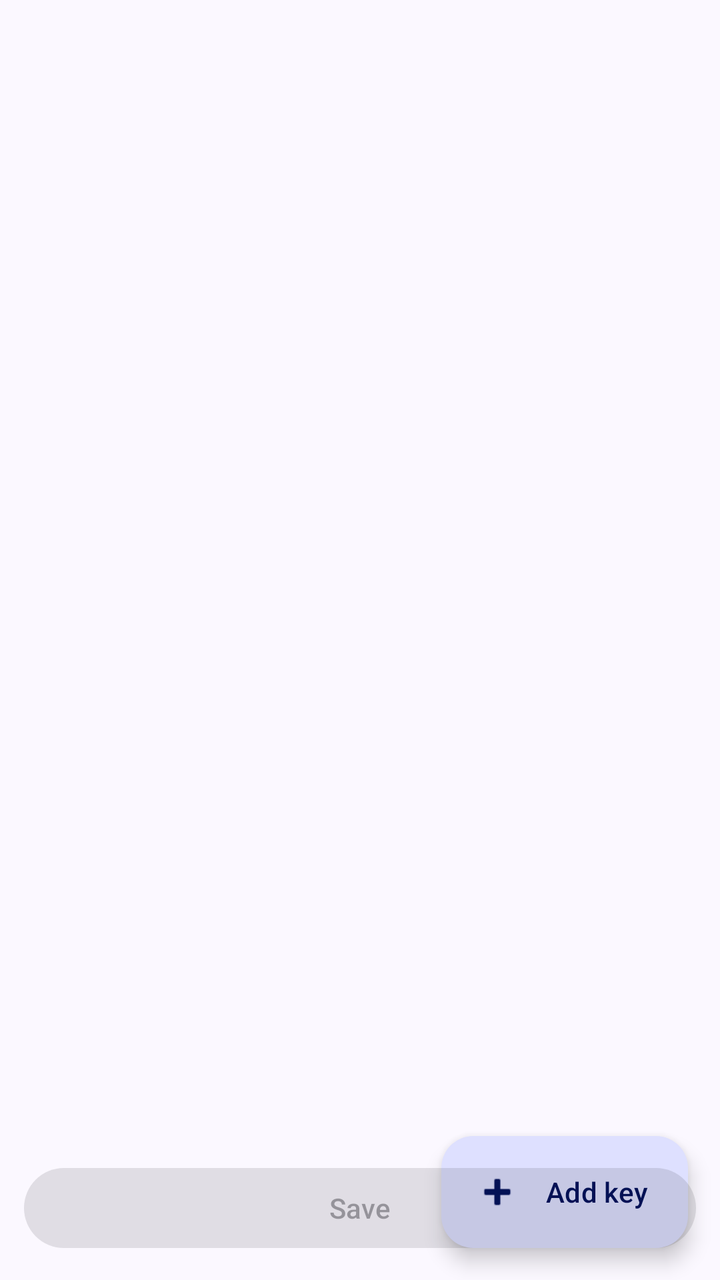
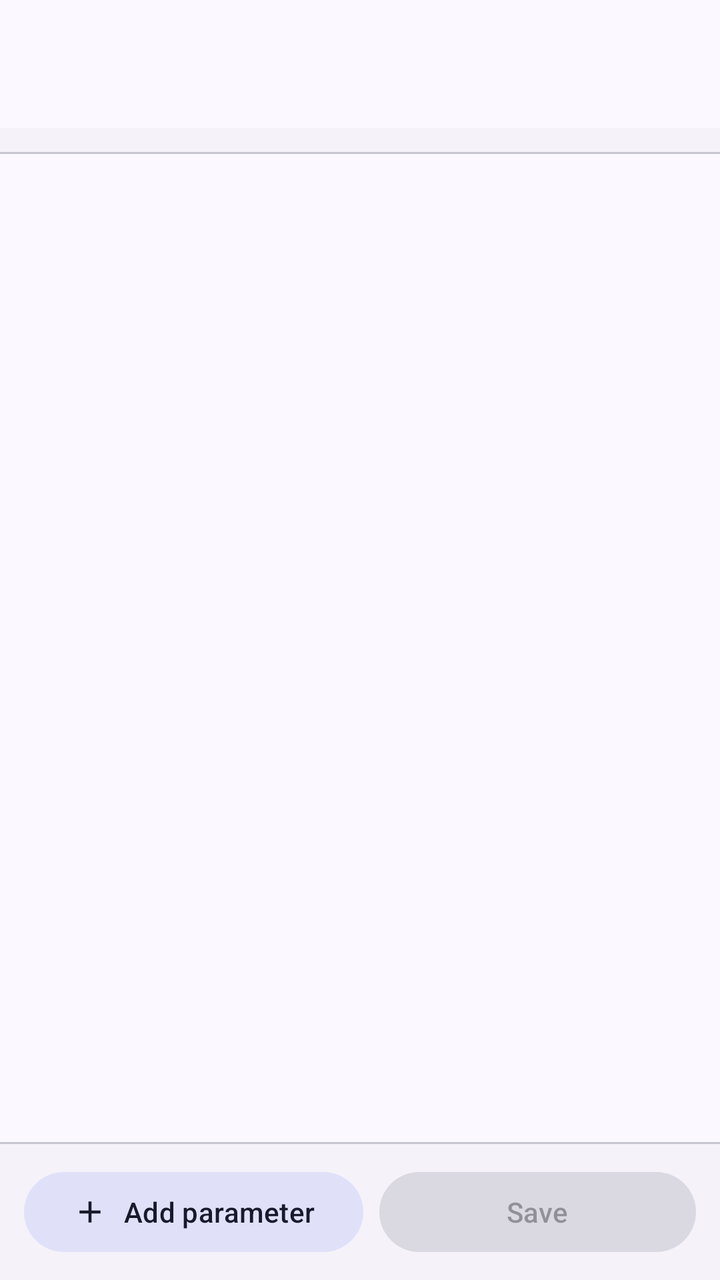

An Android layout rendered at two revisions. The XML below is the earlier revision; the diff shows what the commit changed to produce the second picture.
<!-- AndroidManifest.xml: application theme Theme.Tincstack -->
<!-- res/layout/activity_config_editor.xml -->
<?xml version="1.0" encoding="utf-8"?>
<androidx.coordinatorlayout.widget.CoordinatorLayout xmlns:android="http://schemas.android.com/apk/res/android"
	xmlns:app="http://schemas.android.com/apk/res-auto"
	android:id="@+id/config_root"
	android:layout_width="match_parent"
	android:layout_height="match_parent">

	<LinearLayout
		android:layout_width="match_parent"
		android:layout_height="match_parent"
		android:orientation="vertical">

		<com.google.android.material.appbar.AppBarLayout
			android:layout_width="match_parent"
			android:layout_height="wrap_content">

			<com.google.android.material.appbar.MaterialToolbar
				android:id="@+id/toolbar"
				android:layout_width="match_parent"
				android:layout_height="?attr/actionBarSize" />
		</com.google.android.material.appbar.AppBarLayout>

		<androidx.recyclerview.widget.RecyclerView
			android:id="@+id/config_list"
			android:layout_width="match_parent"
			android:layout_height="0dp"
			android:layout_weight="1"
			android:clipToPadding="false"
			android:paddingBottom="96dp" />

		<com.google.android.material.floatingactionbutton.ExtendedFloatingActionButton
			android:id="@+id/config_add"
			android:layout_width="wrap_content"
			android:layout_height="wrap_content"
			android:layout_gravity="bottom|end"
			android:layout_margin="16dp"
			android:text="@string/config_add_key"
			app:icon="@android:drawable/ic_input_add" />
	</LinearLayout>

	<com.google.android.material.button.MaterialButton
		android:id="@+id/config_save"
		android:layout_width="match_parent"
		android:layout_height="wrap_content"
		android:layout_gravity="bottom"
		android:layout_margin="12dp"
		android:enabled="false"
		android:text="@string/action_save" />
</androidx.coordinatorlayout.widget.CoordinatorLayout>
<!-- resources referenced by this layout -->
<resources>
  <string name="action_save">Save</string>
  <string name="config_add_key">Add key</string>
  <style name="Theme.Tincstack" parent="Base.Theme.Tincstack" />
  <color name="md_primary">#4355B9</color>
  <color name="md_on_primary">#FFFFFF</color>
  <color name="md_primary_container">#DEE0FF</color>
  <color name="md_on_primary_container">#00105C</color>
  <color name="md_secondary">#5B5D72</color>
  <color name="md_on_secondary">#FFFFFF</color>
  <color name="md_secondary_container">#E0E1F9</color>
  <color name="md_on_secondary_container">#181A2C</color>
  <color name="md_tertiary">#77536D</color>
  <color name="md_on_tertiary">#FFFFFF</color>
  <color name="md_tertiary_container">#FFD7F1</color>
  <color name="md_on_tertiary_container">#2D1228</color>
  <color name="md_error">#BA1A1A</color>
  <color name="md_on_error">#FFFFFF</color>
  <color name="md_error_container">#FFDAD6</color>
  <color name="md_on_error_container">#410002</color>
  <color name="md_background">#FBF8FF</color>
  <color name="md_on_background">#1B1B21</color>
  <color name="md_surface">#FBF8FF</color>
  <color name="md_on_surface">#1B1B21</color>
  <color name="md_surface_variant">#E3E1EC</color>
  <color name="md_on_surface_variant">#46464F</color>
  <color name="md_outline">#767680</color>
  <color name="md_outline_variant">#C7C5D0</color>
  <color name="md_surface_container_lowest">#FFFFFF</color>
  <color name="md_surface_container_low">#F5F2FA</color>
  <color name="md_surface_container">#EFEDF4</color>
  <color name="md_surface_container_high">#E9E7EF</color>
  <color name="md_surface_container_highest">#E4E1E9</color>
  <color name="md_inverse_surface">#303036</color>
  <color name="md_inverse_on_surface">#F3F0F7</color>
  <color name="md_inverse_primary">#BAC3FF</color>
  <!-- unchanged entries left out for length: 1 -->
</resources>

<!-- the commit's change to res/layout/activity_config_editor.xml (unified diff, before → after) -->
@@ -3,7 +3,8 @@
 	xmlns:app="http://schemas.android.com/apk/res-auto"
 	android:id="@+id/config_root"
 	android:layout_width="match_parent"
-	android:layout_height="match_parent">
+	android:layout_height="match_parent"
+	android:background="?attr/colorSurface">
 
 	<LinearLayout
 		android:layout_width="match_parent"
@@ -12,7 +13,8 @@
 
 		<com.google.android.material.appbar.AppBarLayout
 			android:layout_width="match_parent"
-			android:layout_height="wrap_content">
+			android:layout_height="wrap_content"
+			android:background="?attr/colorSurface">
 
 			<com.google.android.material.appbar.MaterialToolbar
 				android:id="@+id/toolbar"
@@ -20,30 +22,144 @@
 				android:layout_height="?attr/actionBarSize" />
 		</com.google.android.material.appbar.AppBarLayout>
 
-		<androidx.recyclerview.widget.RecyclerView
-			android:id="@+id/config_list"
+		
+		<HorizontalScrollView
+			android:id="@+id/config_scope_scroll"
+			android:layout_width="match_parent"
+			android:layout_height="wrap_content"
+			android:background="?attr/colorSurfaceContainerLow"
+			android:clipToPadding="false"
+			android:paddingStart="16dp"
+			android:paddingTop="6dp"
+			android:paddingEnd="16dp"
+			android:paddingBottom="6dp"
+			android:scrollbars="none">
+
+			<com.google.android.material.chip.ChipGroup
+				android:id="@+id/config_scope_chips"
+				android:layout_width="wrap_content"
+				android:layout_height="wrap_content"
+				app:selectionRequired="true"
+				app:singleLine="true"
+				app:singleSelection="true" />
+		</HorizontalScrollView>
+
+		
+		<LinearLayout
+			android:id="@+id/config_quick_bar"
+			android:layout_width="match_parent"
+			android:layout_height="wrap_content"
+			android:background="?attr/colorSurface"
+			android:orientation="vertical"
+			android:paddingStart="16dp"
+			android:paddingTop="6dp"
+			android:paddingEnd="16dp"
+			android:paddingBottom="4dp"
+			android:visibility="gone">
+
+			<TextView
+				android:layout_width="wrap_content"
+				android:layout_height="wrap_content"
+				android:text="@string/config_quick_add_label"
+				android:textAppearance="?attr/textAppearanceLabelMedium"
+				android:textColor="?attr/colorOnSurfaceVariant" />
+
+			<HorizontalScrollView
+				android:layout_width="match_parent"
+				android:layout_height="wrap_content"
+				android:clipToPadding="false"
+				android:scrollbars="none">
+
+				<com.google.android.material.chip.ChipGroup
+					android:id="@+id/config_quick_chips"
+					android:layout_width="wrap_content"
+					android:layout_height="wrap_content"
+					app:singleLine="true" />
+			</HorizontalScrollView>
+		</LinearLayout>
+
+		<View
+			android:layout_width="match_parent"
+			android:layout_height="1dp"
+			android:background="?attr/colorOutlineVariant" />
+
+		
+		<FrameLayout
 			android:layout_width="match_parent"
 			android:layout_height="0dp"
-			android:layout_weight="1"
-			android:clipToPadding="false"
-			android:paddingBottom="96dp" />
+			android:layout_weight="1">
 
-		<com.google.android.material.floatingactionbutton.ExtendedFloatingActionButton
-			android:id="@+id/config_add"
-			android:layout_width="wrap_content"
+			<androidx.recyclerview.widget.RecyclerView
+				android:id="@+id/config_list"
+				android:layout_width="match_parent"
+				android:layout_height="match_parent"
+				android:clipToPadding="false"
+				android:paddingTop="8dp"
+				android:paddingBottom="24dp" />
+
+			<ScrollView
+				android:id="@+id/config_raw_container"
+				android:layout_width="match_parent"
+				android:layout_height="match_parent"
+				android:fillViewport="true"
+				android:padding="12dp"
+				android:visibility="gone">
+
+				<com.google.android.material.textfield.TextInputLayout
+					android:id="@+id/config_raw_layout"
+					style="@style/Widget.Material3.TextInputLayout.OutlinedBox"
+					android:layout_width="match_parent"
+					android:layout_height="wrap_content"
+					android:hint="tinc.yaml">
+
+					<com.google.android.material.textfield.TextInputEditText
+						android:id="@+id/config_raw_edit"
+						android:layout_width="match_parent"
+						android:layout_height="wrap_content"
+						android:fontFamily="monospace"
+						android:gravity="top|start"
+						android:inputType="textMultiLine|textNoSuggestions"
+						android:minLines="18"
+						android:textSize="12sp" />
+				</com.google.android.material.textfield.TextInputLayout>
+			</ScrollView>
+		</FrameLayout>
+
+		<View
+			android:layout_width="match_parent"
+			android:layout_height="1dp"
+			android:background="?attr/colorOutlineVariant" />
+
+		
+		<LinearLayout
+			android:id="@+id/config_bottom_bar"
+			android:layout_width="match_parent"
 			android:layout_height="wrap_content"
-			android:layout_gravity="bottom|end"
-			android:layout_margin="16dp"
-			android:text="@string/config_add_key"
-			app:icon="@android:drawable/ic_input_add" />
+			android:background="?attr/colorSurfaceContainerLow"
+			android:gravity="center_vertical"
+			android:orientation="horizontal"
+			android:paddingStart="12dp"
+			android:paddingTop="10dp"
+			android:paddingEnd="12dp"
+			android:paddingBottom="10dp">
+
+			<com.google.android.material.button.MaterialButton
+				android:id="@+id/config_add"
+				style="@style/Widget.Material3.Button.TonalButton"
+				android:layout_width="wrap_content"
+				android:layout_height="wrap_content"
+				android:layout_marginEnd="8dp"
+				android:text="@string/config_add_key"
+				app:icon="@drawable/ic_add" />
+
+			
+			<com.google.android.material.button.MaterialButton
+				android:id="@+id/config_save"
+				android:layout_width="0dp"
+				android:layout_height="wrap_content"
+				android:layout_weight="1"
+				android:enabled="false"
+				android:text="@string/action_save" />
+		</LinearLayout>
 	</LinearLayout>
-
-	<com.google.android.material.button.MaterialButton
-		android:id="@+id/config_save"
-		android:layout_width="match_parent"
-		android:layout_height="wrap_content"
-		android:layout_gravity="bottom"
-		android:layout_margin="12dp"
-		android:enabled="false"
-		android:text="@string/action_save" />
 </androidx.coordinatorlayout.widget.CoordinatorLayout>
<!-- resource entries referenced after the edit -->
@@ -1,7 +1,20 @@
 <!-- resources referenced by this layout -->
 <resources>
+  <!-- drawable ic_add (drawable) -->
+  <?xml version="1.0" encoding="utf-8"?>
+  <vector xmlns:android="http://schemas.android.com/apk/res/android"
+  	android:width="24dp"
+  	android:height="24dp"
+  	android:tint="?attr/colorControlNormal"
+  	android:viewportWidth="24"
+  	android:viewportHeight="24">
+  	<path
+  		android:fillColor="@android:color/white"
+  		android:pathData="M19,13h-6v6h-2v-6H5v-2h6V5h2v6h6v2z" />
+  </vector>
   <string name="action_save">Save</string>
-  <string name="config_add_key">Add key</string>
+  <string name="config_add_key">Add parameter</string>
+  <string name="config_quick_add_label">Quick add parameter:</string>
   <style name="Theme.Tincstack" parent="Base.Theme.Tincstack" />
   <color name="md_primary">#4355B9</color>
   <color name="md_on_primary">#FFFFFF</color>
